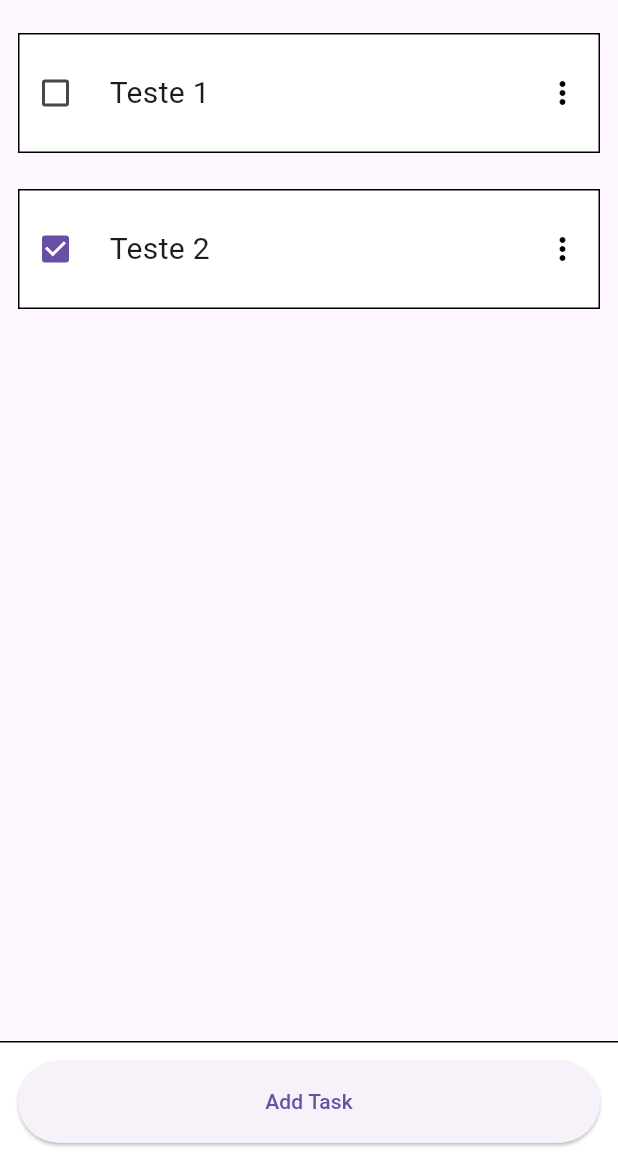
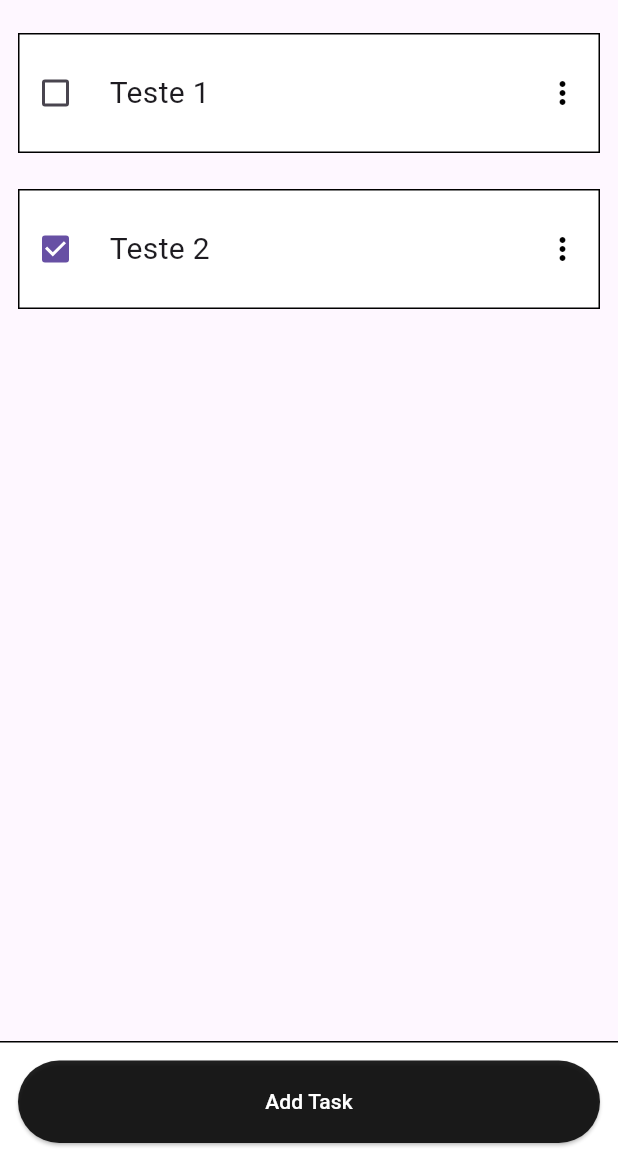
Before and after one commit to wellgenio/app-arch-with-modules, a Flutter app: the screen it shows after launch, scrolled down 136 dp, on a phone screen of 412 x 824 dp, the part 75-1236 px from its top. Run offline on Flutter 3.47's test engine with Material 3 defaults, Android fonts, the phone set to English and light mode, and no system bars; our stand-ins replace result_dart.

Commit message:
fix: styles

```diff
--- a/lib/app/app_widget.dart
+++ b/lib/app/app_widget.dart
@@ -24,7 +24,7 @@ class _AppWidgetState extends State<AppWidget> {
   @override
   Widget build(BuildContext context) {
     return MaterialApp(
-      title: 'Modular App',
+      title: 'Complex TODO',
       debugShowCheckedModeBanner: false,
       initialRoute: RoutePaths.home.path,
       routes: AppRouter.returnRouter(true),
--- a/lib/app/ui/collections/collections_page.dart
+++ b/lib/app/ui/collections/collections_page.dart
@@ -5,6 +5,7 @@ import '../../modules/collection/data/repositories/collection_repository.dart';
 import '../collections/collections_page_view_model.dart';
 import '../collections/widgets/form_collection_bottom_sheet/form_collection_bottom_sheet_view_model.dart';
 import '../../app_widget.dart';
+import '../shared/widgets/primary_button.dart';
 import '../shared/widgets/tile_item.dart';
 
 import 'widgets/form_collection_bottom_sheet/form_collection_bottom_sheet.dart';
@@ -43,7 +44,7 @@ class _CollectionsPageState extends State<CollectionsPage> {
           color: Colors.white,
           border: Border(top: BorderSide(width: 1, color: Colors.black)),
         ),
-        child: ElevatedButton(
+        child: PrimaryButton(
           onPressed: () {
             showModalBottomSheet(
               context: context,
--- a/lib/app/ui/collections/widgets/add_task_bottom_sheet/add_task_bottom_sheet.dart
+++ b/lib/app/ui/collections/widgets/add_task_bottom_sheet/add_task_bottom_sheet.dart
@@ -118,6 +118,7 @@ class _AddTaskBottomSheetState extends State<AddTaskBottomSheet> {
                       return TileItem.preview(
                         onTap: () => onSelect(task),
                         title: task.title,
+                        value: task.value,
                       );
                     },
                   ),
--- a/lib/app/ui/collections/widgets/delete_collection_bottom_sheet/delete_collection_bottom_sheet.dart
+++ b/lib/app/ui/collections/widgets/delete_collection_bottom_sheet/delete_collection_bottom_sheet.dart
@@ -2,6 +2,7 @@ import 'package:flutter/material.dart';
 import 'package:provider/provider.dart';
 
 import '../../../../modules/collection/domain/entities/collection_entity.dart';
+import '../../../shared/widgets/primary_button.dart';
 import 'delete_collection_bottom_sheet_view_model.dart';
 
 class DeleteCollectionBottomSheet extends StatefulWidget {
@@ -95,7 +96,7 @@ class _DeleteCollectionBottomSheetState
           SizedBox(
             width: double.infinity,
             height: 50,
-            child: ElevatedButton(
+            child: PrimaryButton(
               onPressed: onConfirm,
               child: Text('Confirmar'),
             ),
--- a/lib/app/ui/collections/widgets/form_collection_bottom_sheet/form_collection_bottom_sheet.dart
+++ b/lib/app/ui/collections/widgets/form_collection_bottom_sheet/form_collection_bottom_sheet.dart
@@ -4,6 +4,7 @@ import 'package:provider/provider.dart';
 import '../../../../modules/collection/domain/dtos/collection_dto.dart';
 import '../../../../modules/collection/domain/entities/collection_entity.dart';
 
+import '../../../shared/widgets/primary_button.dart';
 import 'form_collection_bottom_sheet_view_model.dart';
 
 class FormCollectionBottomSheet extends StatefulWidget {
@@ -169,7 +170,7 @@ class _FormCollectionBottomSheetState extends State<FormCollectionBottomSheet> {
               SizedBox(
                 width: double.infinity,
                 height: 50,
-                child: ElevatedButton(
+                child: PrimaryButton(
                   onPressed: () => onSubmit(dto),
                   child: Text(widget.editable ? 'Edit' : 'Add'),
                 ),
--- a/lib/app/ui/home_page.dart
+++ b/lib/app/ui/home_page.dart
@@ -41,7 +41,29 @@ class _HomePageState extends State<HomePage> {
         slivers: [
           SliverAppBar(
             backgroundColor: Colors.white,
-            title: Text('Modular App'),
+            title: Row(
+              mainAxisAlignment: MainAxisAlignment.center,
+              spacing: 12.0,
+              children: [
+                Text('Complex'),
+                Container(
+                  padding:
+                      EdgeInsets.symmetric(vertical: 8.0, horizontal: 12.0),
+                  decoration: BoxDecoration(
+                    color: Colors.black87,
+                    borderRadius: BorderRadius.circular(24),
+                  ),
+                  child: Text(
+                    'TODO',
+                    style: TextStyle(
+                      color: Colors.white,
+                      fontSize: 16,
+                      fontWeight: FontWeight.bold,
+                    ),
+                  ),
+                ),
+              ],
+            ),
             centerTitle: true,
           ),
           SliverPersistentHeader(
--- /dev/null
+++ b/lib/app/ui/shared/widgets/primary_button.dart
@@ -0,0 +1,25 @@
+import 'package:flutter/material.dart';
+
+class PrimaryButton extends StatelessWidget {
+  const PrimaryButton({
+    super.key,
+    required this.child,
+    required this.onPressed,
+  });
+
+  final Widget child;
+
+  final VoidCallback onPressed;
+
+  @override
+  Widget build(BuildContext context) {
+    return ElevatedButton(
+      onPressed: onPressed,
+      style: ButtonStyle(
+        backgroundColor: WidgetStateProperty.all(Colors.black87),
+        foregroundColor: WidgetStateProperty.all(Colors.white),
+      ),
+      child: child,
+    );
+  }
+}
--- a/lib/app/ui/shared/widgets/tile_item.dart
+++ b/lib/app/ui/shared/widgets/tile_item.dart
@@ -14,12 +14,14 @@ class TileItem extends StatelessWidget {
     required VoidCallback onTap,
     required String title,
     List<MenuItemButton>? menuChildren,
+    bool? value,
   }) =>
       TileItem._(
         onTap: onTap,
         title: title,
         menuChildren: menuChildren,
         verifiable: false,
+        value: value,
       );
 
   factory TileItem.verifiable({
@@ -88,6 +90,12 @@ class TileItem extends StatelessWidget {
                 );
               },
             ),
+          if (verifiable == false && value == true)
+            Container(
+              color: Colors.black87,
+              margin: EdgeInsets.only(right: 24),
+              child: Icon(Icons.check, color: Colors.white),
+            )
         ]),
       ),
     );
--- a/lib/app/ui/tasks/tasks_page.dart
+++ b/lib/app/ui/tasks/tasks_page.dart
@@ -6,6 +6,7 @@ import '../../modules/collection/data/repositories/collection_repository.dart';
 import '../../modules/task/data/repositories/task_repository.dart';
 import '../../modules/task/domain/dtos/task_dto.dart';
 import '../shared/widgets/filter_tabs.dart';
+import '../shared/widgets/primary_button.dart';
 import '../tasks/tasks_page_view_model.dart';
 import '../tasks/widgets/add_collection_bottom_sheet/add_collection_bottom_sheet.dart';
 import '../tasks/widgets/add_collection_bottom_sheet/add_collection_bottom_sheet_view_model.dart';
@@ -52,7 +53,7 @@ class _TasksPageState extends State<TasksPage> {
           color: Colors.white,
           border: Border(top: BorderSide(width: 1, color: Colors.black)),
         ),
-        child: ElevatedButton(
+        child: PrimaryButton(
           onPressed: () {
             showModalBottomSheet(
               context: context,
--- a/lib/app/ui/tasks/widgets/delete_task_bottom_sheet/delete_task_bottom_sheet.dart
+++ b/lib/app/ui/tasks/widgets/delete_task_bottom_sheet/delete_task_bottom_sheet.dart
@@ -3,6 +3,7 @@ import 'package:provider/provider.dart';
 
 import '../../../../modules/task/domain/entities/task_entity.dart';
 
+import '../../../shared/widgets/primary_button.dart';
 import 'delete_task_bottom_sheet_view_model.dart';
 
 class DeleteTaskBottomSheet extends StatefulWidget {
@@ -95,7 +96,7 @@ class _DeleteTaskBottomSheetState extends State<DeleteTaskBottomSheet> {
           SizedBox(
             width: double.infinity,
             height: 50,
-            child: ElevatedButton(
+            child: PrimaryButton(
               onPressed: onConfirm,
               child: Text('Confirmar'),
             ),
--- a/lib/app/ui/tasks/widgets/form_task_bottom_sheet/form_task_bottom_sheet.dart
+++ b/lib/app/ui/tasks/widgets/form_task_bottom_sheet/form_task_bottom_sheet.dart
@@ -4,6 +4,7 @@ import 'package:provider/provider.dart';
 import '../../../../modules/task/domain/dtos/task_dto.dart';
 import '../../../../modules/task/domain/entities/task_entity.dart';
 
+import '../../../shared/widgets/primary_button.dart';
 import 'form_task_bottom_sheet_view_model.dart';
 
 class FormTaskBottomSheet extends StatefulWidget {
@@ -162,7 +163,7 @@ class _FormTaskBottomSheetState extends State<FormTaskBottomSheet> {
               SizedBox(
                 width: double.infinity,
                 height: 50,
-                child: ElevatedButton(
+                child: PrimaryButton(
                   onPressed: () => onSubmit(dto),
                   child: Text(widget.editable ? 'Edit' : 'Add'),
                 ),
```
Also changed, not shown: lib/app/ui/collections/details/collection_details_page.dart (+16 -2 lines), lib/app/ui/tasks/details/task_details_page.dart (+14 -1 lines).
